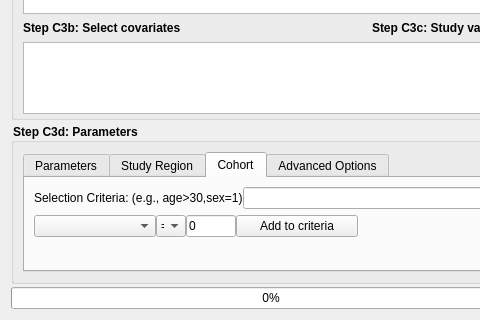
First picture: the form in connectometry/group_connectometry.ui, repository frankyeh/DSI-Studio, before the edit; both pictures show x 0 to 480 and y 580 to 900 of the 1255 by 900 pixel window.
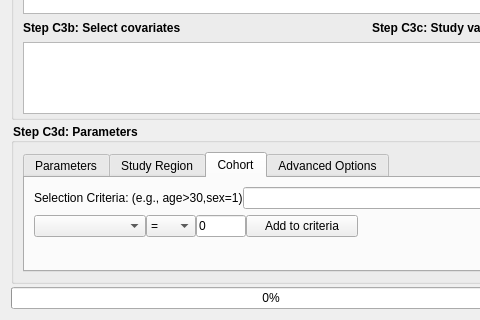
Second picture: the form after the edit. The open tabs and pages were chosen to show the change. Icons and pictures are not drawn.

What changed in the file:
```diff
--- a/connectometry/group_connectometry.ui
+++ b/connectometry/group_connectometry.ui
@@ -826,7 +826,7 @@
                     <widget class="QComboBox" name="cohort_operator">
                      <property name="maximumSize">
                       <size>
-                       <width>30</width>
+                       <width>50</width>
                        <height>16777215</height>
                       </size>
                      </property>
```
Left out of the diff: 2 changed lines with no effect on the pictures.
